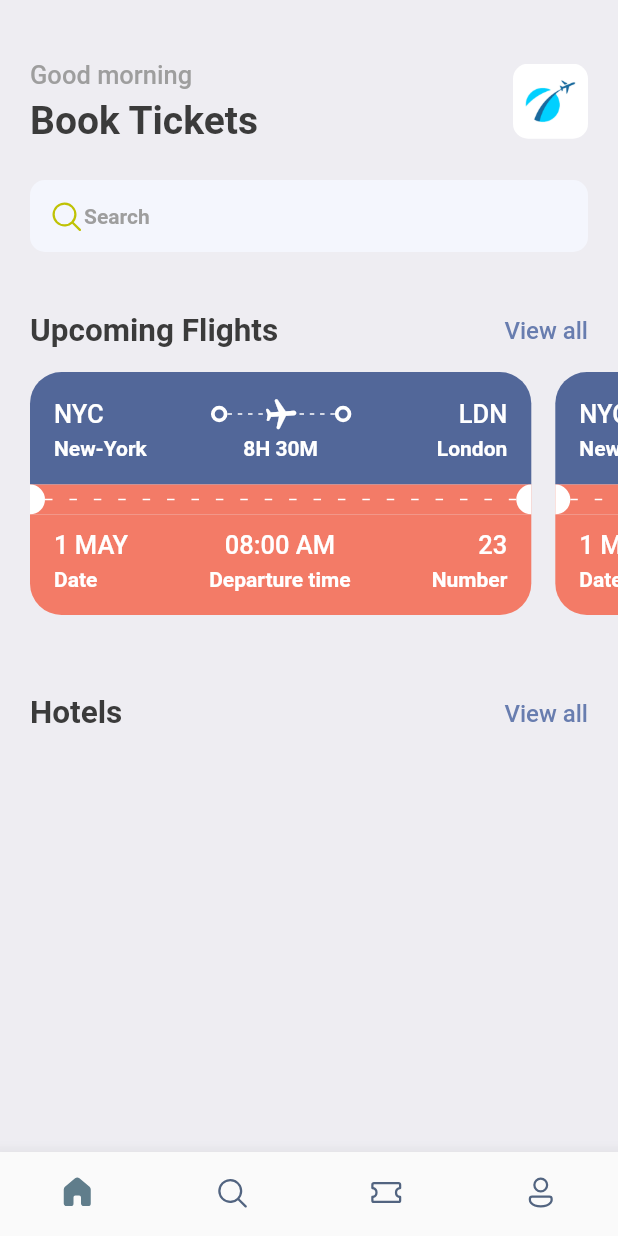
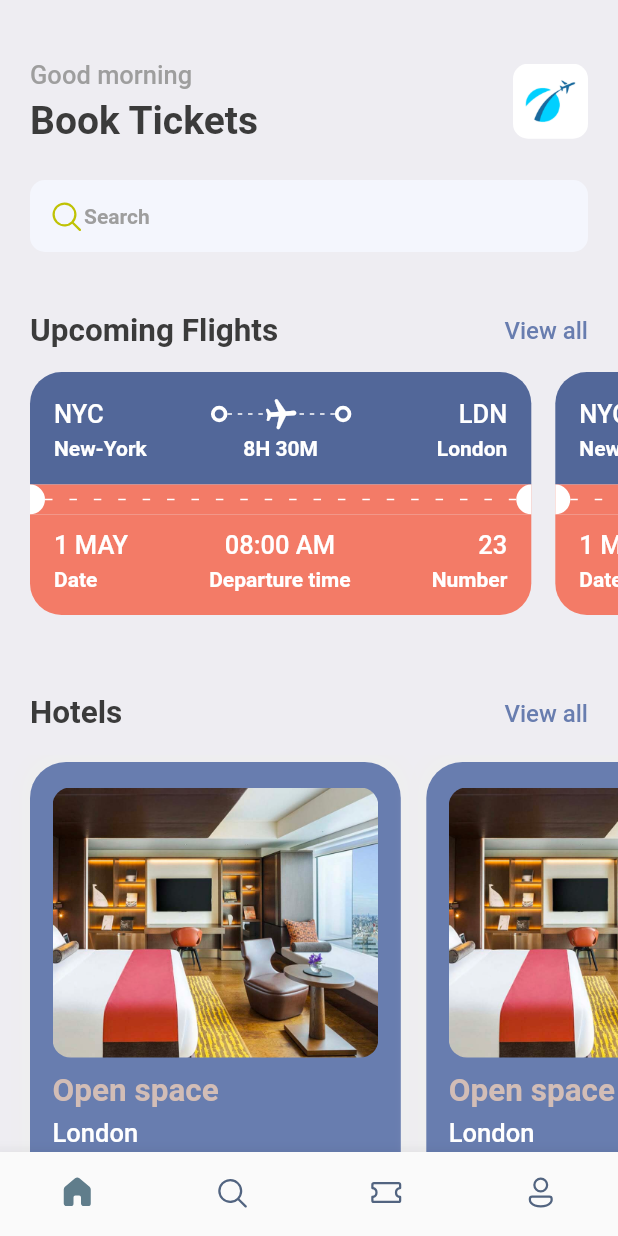
Before and after one commit to Thanasis-Traitsis/booking_app, a Flutter app: the screen it shows after launch, on a phone screen of 412 x 824 dp. Run offline on Flutter 3.47's test engine with Material 2 defaults, Android fonts, the phone set to English and light mode, and no system bars; our stand-ins replace fluentui_icons, gap.

Commit message:
Homescreen hotel room complete

```diff
--- a/lib/screens/home_screen.dart
+++ b/lib/screens/home_screen.dart
@@ -1,3 +1,4 @@
+import 'package:bookingapp/screens/hotel_screen.dart';
 import 'package:bookingapp/screens/ticket_view.dart';
 import 'package:fluentui_icons/fluentui_icons.dart';
 import 'package:flutter/material.dart';
@@ -116,6 +117,15 @@ class HomeScreen extends StatelessWidget {
               ],
             ),
           ),
+          const Gap(15),
+          SingleChildScrollView(
+            scrollDirection: Axis.horizontal,
+            padding: const EdgeInsets.only(left: 20),
+            child: Row(children: [
+              HotelScreen(),
+              HotelScreen(),
+            ]),
+          ),
         ],
       ),
     );
--- a/lib/screens/hotel_screen.dart
+++ b/lib/screens/hotel_screen.dart
@@ -1,11 +1,60 @@
-import 'package:flutter/src/widgets/container.dart';
-import 'package:flutter/src/widgets/framework.dart';
+import 'package:flutter/material.dart';
+import 'package:gap/gap.dart';
+
+import '../utils/app_layout.dart';
+import '../utils/app_styles.dart';
 
 class HotelScreen extends StatelessWidget {
   const HotelScreen({super.key});
 
   @override
   Widget build(BuildContext context) {
-    return Container();
+    final size = AppLayout.getSize(context);
+    return Container(
+      width: size.width * 0.6,
+      height: 350,
+      padding: const EdgeInsets.symmetric(horizontal: 15, vertical: 17),
+      margin: const EdgeInsets.only(right: 17, top: 5),
+      decoration: BoxDecoration(
+          color: Styles.primaryColor,
+          borderRadius: BorderRadius.circular(24),
+          boxShadow: [
+            BoxShadow(
+              color: Colors.grey.shade200,
+              blurRadius: 10,
+              spreadRadius: 5,
+            )
+          ]),
+      child: Column(
+        crossAxisAlignment: CrossAxisAlignment.start,
+        children: [
+          Container(
+            height: 180,
+            decoration: BoxDecoration(
+                borderRadius: BorderRadius.circular(12),
+                color: Styles.primaryColor,
+                image: DecorationImage(
+                  fit: BoxFit.cover,
+                  image: AssetImage("assets/images/one.png"),
+                )),
+          ),
+          const Gap(10),
+          Text(
+            "Open space",
+            style: Styles.headLineStyle2.copyWith(color: Styles.kakiColor),
+          ),
+          const Gap(5),
+          Text(
+            "London",
+            style: Styles.headLineStyle3.copyWith(color: Colors.white),
+          ),
+          const Gap(8),
+          Text(
+            "\$40/night",
+            style: Styles.headLineStyle1.copyWith(color: Styles.kakiColor),
+          ),
+        ],
+      ),
+    );
   }
 }
--- /dev/null
+++ b/lib/utils/app_info_list.dart
@@ -0,0 +1,20 @@
+List<Map<String, dynamic>> hotelList = [
+  {
+    'image': 'one.png',
+    'place': 'Open Space',
+    'destination': 'London',
+    'price': 25
+  },
+  {
+    'image': 'two.png',
+    'place': 'Global Will',
+    'destination': 'London',
+    'price': 40
+  },
+  {
+    'image': 'three.png',
+    'place': 'Tallest Building',
+    'destination': 'Dubai',
+    'price': 68
+  },
+];
--- a/lib/utils/app_styles.dart
+++ b/lib/utils/app_styles.dart
@@ -6,6 +6,7 @@ class Styles{
   static Color primaryColor = primary;
   static Color textColor = const Color(0xFF3b3b3b);
   static Color bgColor = const Color(0xFFeeedf2);
+  static Color kakiColor = const Color(0xFFd2bdb6);
   static Color orangeColor = const Color(0xFFF37B67);
   static TextStyle textStyle = TextStyle(fontSize: 16, color: textColor, fontWeight: FontWeight.w500);
   static TextStyle headLineStyle1 = TextStyle(fontSize: 26, color: textColor, fontWeight: FontWeight.bold);
```
